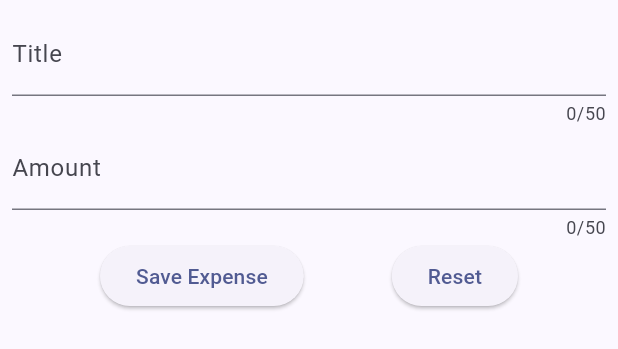
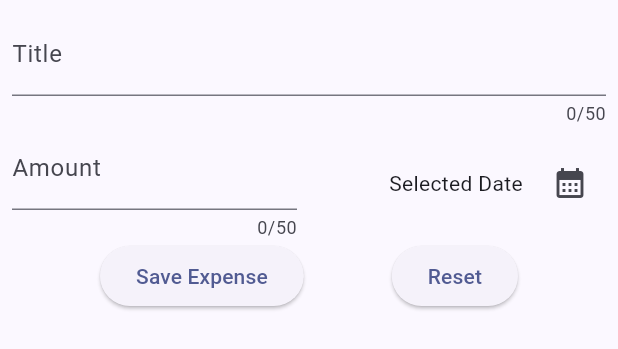
Before and after one commit to emagnu/expense_tracker, a Flutter app: the NewExpense widget shown alone on an empty page, opened directly, on a phone screen of 412 x 824 dp. Shown: the top 349 px of the screen. Run offline on Flutter 3.47's test engine with Material 3 defaults, Android fonts, the phone set to English and light mode, and no system bars.

Commit message:
113. Showing a Date Picker

```diff
--- a/lib/widgets/new_expense.dart
+++ b/lib/widgets/new_expense.dart
@@ -20,6 +20,17 @@ class _NewExpenseState extends State<NewExpense> {
   // String _enteredTitle = '';
   // void _saveTitleImput(String inputValue) {_enteredTitle = inputValue;}
 
+  void _presentDatePicker() {
+    final now = DateTime.now();
+    final firstDate = DateTime(now.year - 1, now.month, now.day);
+    showDatePicker(
+      context: context,
+      initialDate: now,
+      firstDate: firstDate,
+      lastDate: now,
+    );
+  }
+
   @override
   void dispose() {
     _titleController.dispose();
@@ -41,12 +52,34 @@ class _NewExpenseState extends State<NewExpense> {
             maxLength: 50,
             decoration: const InputDecoration(label: Text('Title')),
           ),
-          TextField(
-            keyboardType: TextInputType.number,
-            controller: _amountController,
-            maxLength: 50,
-            decoration:
-                const InputDecoration(label: Text('Amount'), prefixText: '£ '),
+          Row(
+            children: <Widget>[
+              Expanded(
+                child: TextField(
+                  keyboardType: TextInputType.number,
+                  controller: _amountController,
+                  maxLength: 50,
+                  decoration: const InputDecoration(
+                      label: Text('Amount'), prefixText: '£ '),
+                ),
+              ),
+              const SizedBox(width: 16.0),
+              Expanded(
+                child: Row(
+                  mainAxisAlignment: MainAxisAlignment.end,
+                  crossAxisAlignment: CrossAxisAlignment.center,
+                  children: <Widget>[
+                    const Text('Selected Date  '),
+                    IconButton(
+                      icon: const Icon(Icons.calendar_month),
+                      onPressed: () {
+                        _presentDatePicker;
+                      },
+                    )
+                  ],
+                ),
+              ),
+            ],
           ),
           Row(
             mainAxisAlignment: MainAxisAlignment.spaceEvenly,
@@ -66,7 +99,7 @@ class _NewExpenseState extends State<NewExpense> {
                 child: const Text('Reset'),
               ),
             ],
-          )
+          ),
         ],
       ),
     );
```
